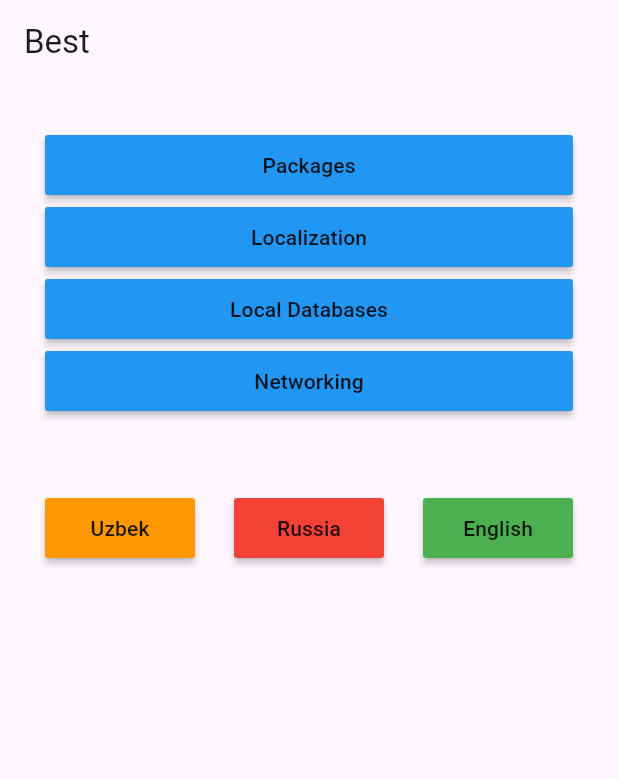
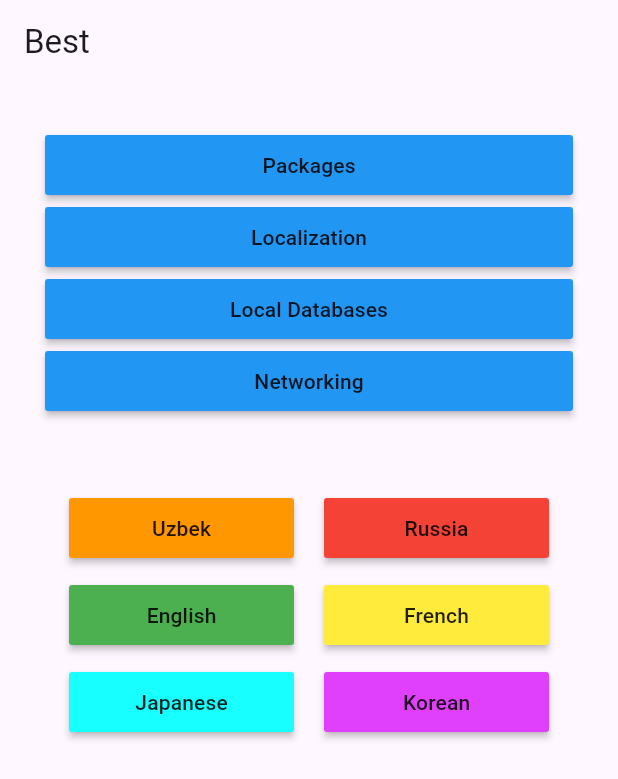
Before and after one commit to Asliddin7731/m6_project_1, a Flutter app: the screen it shows after launch, on a phone screen of 412 x 824 dp. Shown: the top 779 px of the screen. Run offline on Flutter 3.47's test engine with Material 3 defaults, Android fonts, the phone set to English and light mode, and no system bars; our stand-ins replace awesome_dialog, device_info_plus, easy_localization, fluttertoast, logger; missing offline and left inert: version.

Commit message:
6 different languages

```diff
--- /dev/null
+++ b/assets/translations/fr-FR.json
@@ -0,0 +1,6 @@
+{
+  "str_packages": "Paquets",
+  "str_localization": "Localisation",
+  "str_local_databases": "Bases de données locales",
+  "str_networking": "La mise en réseau"
+}
--- /dev/null
+++ b/assets/translations/ja-JP.json
@@ -0,0 +1,6 @@
+{
+  "str_packages": "パッケージ",
+  "str_localization": "ローカリゼーション",
+  "str_local_databases": "ローカルデータベース",
+  "str_networking": "ネットワーキング"
+}
--- /dev/null
+++ b/assets/translations/ko-KR.json
@@ -0,0 +1,6 @@
+{
+  "str_packages": "패키지",
+  "str_localization": "현지화",
+  "str_local_databases": "로컬 데이터베이스",
+  "str_networking": "네트워킹"
+}
--- a/lib/main.dart
+++ b/lib/main.dart
@@ -10,7 +10,10 @@ void main() async {
         supportedLocales: const [
           Locale('en', 'US'),
           Locale('ru', 'RU'),
-          Locale('uz', 'UZ')
+          Locale('uz', 'UZ'),
+          Locale('fr', 'FR'),
+          Locale('ja', 'JP'),
+          Locale('ko', 'KR')
         ],
         path: 'assets/translations', // <-- change the path of the translation files
         fallbackLocale: const Locale('en', 'US'),
--- a/lib/pages/home_page.dart
+++ b/lib/pages/home_page.dart
@@ -58,11 +58,12 @@ class _HomePageState extends State<HomePage> {
               child: const Text('str_networking').tr(),
             ),
             const SizedBox(height: 50),
-            Row(
-              mainAxisAlignment: MainAxisAlignment.spaceBetween,
+            Wrap(
+              spacing: 20,
+              runSpacing: 10,
               children: [
                 MaterialButton(
-                  minWidth: 100,
+                  minWidth: 150,
                   height: 40,
                   color: Colors.orange,
                   onPressed: (){
@@ -71,7 +72,7 @@ class _HomePageState extends State<HomePage> {
                   child: const Text('Uzbek'),
                 ),
                 MaterialButton(
-                  minWidth: 100,
+                  minWidth: 150,
                   height: 40,
                   color: Colors.red,
                   onPressed: (){
@@ -80,13 +81,42 @@ class _HomePageState extends State<HomePage> {
                   child: const Text('Russia'),
                 ),
                 MaterialButton(
-                  minWidth: 100,
+                  minWidth: 150,
                   height: 40,
                   color: Colors.green,
                   onPressed: (){
                     context.setLocale(const Locale('en', 'US'));
                   },
                   child: const Text('English'),
+                ),
+                MaterialButton(
+                  minWidth: 150,
+                  height: 40,
+                  color: Colors.yellow,
+                  onPressed: (){
+                    context.setLocale(const Locale('fr', 'FR'));
+                  },
+                  child: const Text('French'),
+                ),
+                MaterialButton(
+                  minWidth: 150,
+                  height: 40,
+                  color: Colors.cyanAccent,
+                  onPressed: (){
+                    context.setLocale(const Locale('ja', 'JP'));
+                  },
+                  child: const Text('Japanese'
+                      ),
+                ),
+                MaterialButton(
+                  minWidth: 150,
+                  height: 40,
+                  color: Colors.purpleAccent,
+                  onPressed: (){
+                    context.setLocale(const Locale('ko', 'KR'));
+                  },
+                  child: const Text('Korean'
+                  ),
                 )
               ],
             )
```
